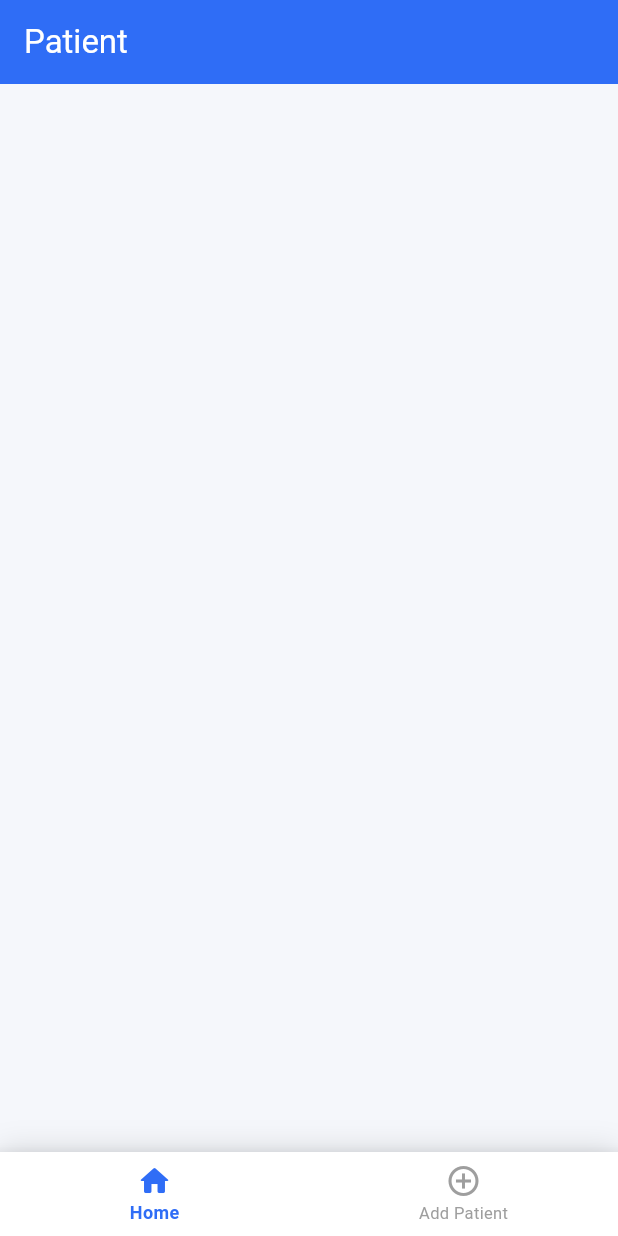
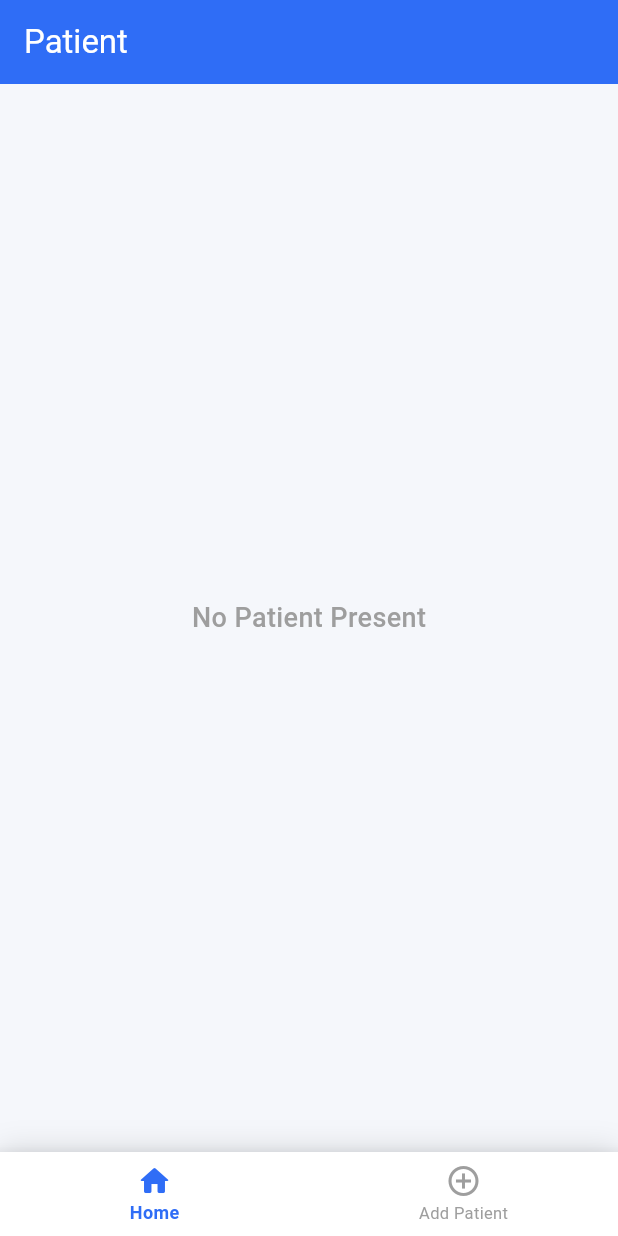
Before and after one commit to kundan7783/Patient-App-Assigement, a Flutter app: the screen it shows after launch, on a phone screen of 412 x 824 dp. Run offline on Flutter 3.47's test engine with Material 3 defaults, Android fonts, the phone set to English and light mode, and no system bars; our stand-ins replace geolocator, google_maps_flutter, image_picker.

Commit message:
Cpmpleted Work

```diff
--- a/lib/screens/home_screen.dart
+++ b/lib/screens/home_screen.dart
@@ -22,23 +22,29 @@ class HomeScreen extends StatelessWidget {
       ),
         body: Padding(
           padding: const EdgeInsets.symmetric(vertical: 10.0),
-        child: ListView.builder(
+          child: PatientData.patients.isEmpty
+              ? const Center(
+            child: Text(
+              "No Patient Present",
+              style: TextStyle(
+                fontSize: 18,
+                fontWeight: FontWeight.w500,
+                color: Colors.grey,
+              ),
+            ),
+          )
+              : ListView.builder(
             itemCount: PatientData.patients.length,
-
             itemBuilder: (context, index) {
-
-            final patient =
-            PatientData.patients[index];
+              final patient = PatientData.patients[index];
 
               return PatientCard(
                 patient: patient,
-
                 onTap: () {
                   Navigator.push(
                     context,
                     MaterialPageRoute(
-                    builder: (_) =>
-                        PatientDetailsScreen(
+                      builder: (_) => PatientDetailsScreen(
                         patient: patient,
                       ),
                     ),
```
Lines whose indentation alone changed are shown as unchanged.
